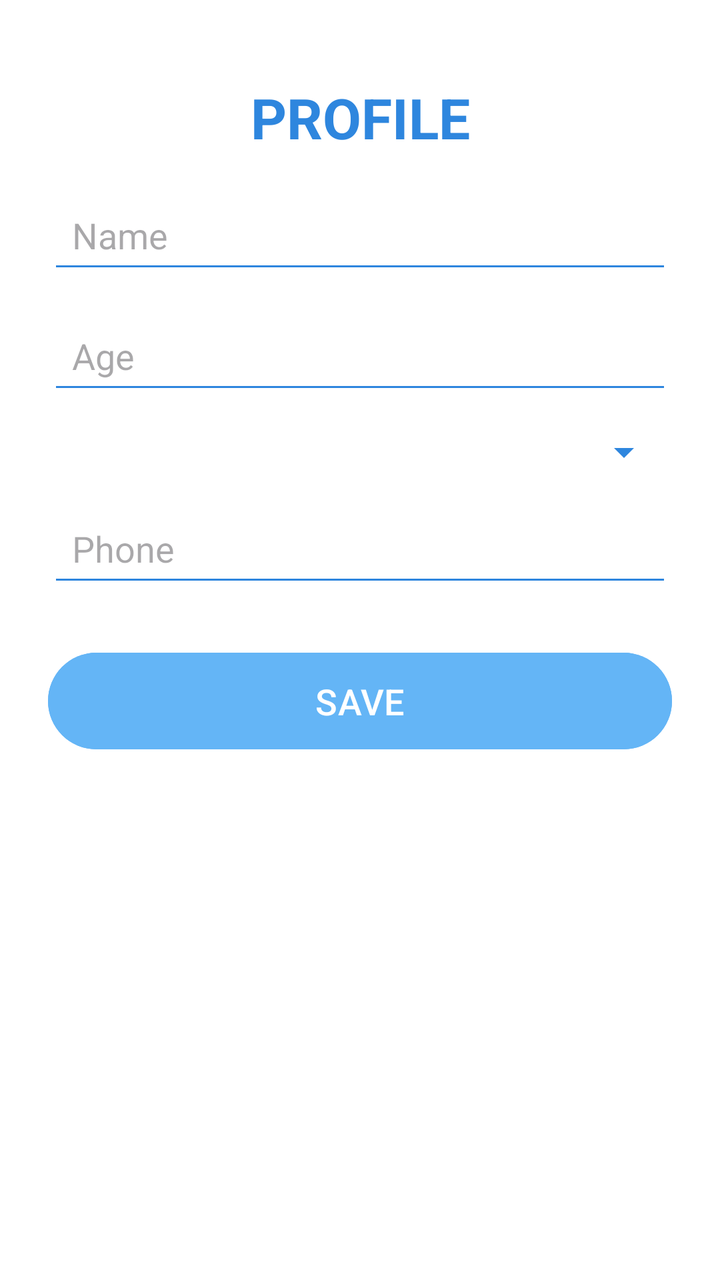
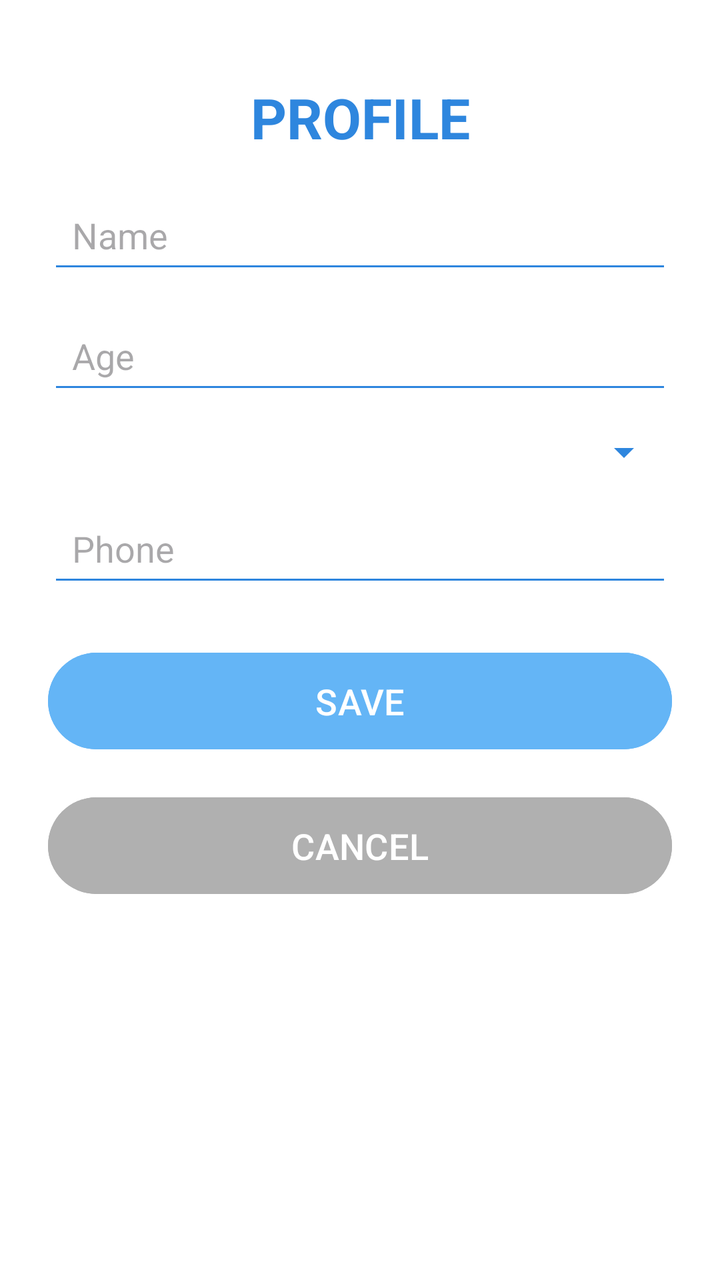

The first picture is an Android layout as it rendered before a commit; the second is the same layout after the commit. The layout source and the unified diff follow.
<!-- AndroidManifest.xml: application theme Theme.MediFind -->
<!-- res/layout/activity_profile.xml -->
<?xml version="1.0" encoding="utf-8"?>
<androidx.constraintlayout.widget.ConstraintLayout
    xmlns:android="http://schemas.android.com/apk/res/android"
    xmlns:app="http://schemas.android.com/apk/res-auto"
    xmlns:tools="http://schemas.android.com/tools"
    android:id="@+id/main"
    android:layout_width="match_parent"
    android:layout_height="match_parent"
    android:padding="24dp"
    android:background="#FFFFFF"
    tools:context=".ProfileActivity">

    
    <TextView
        android:id="@+id/title"
        android:layout_width="wrap_content"
        android:layout_height="wrap_content"
        android:text="PROFILE"
        android:textColor="#2E86DE"
        android:textStyle="bold"
        android:textSize="28sp"
        app:layout_constraintTop_toTopOf="parent"
        app:layout_constraintStart_toStartOf="parent"
        app:layout_constraintEnd_toEndOf="parent"
        android:layout_marginBottom="16dp"
        android:layout_marginTop="16dp"/>

    
    <EditText
        android:id="@+id/name"
        android:layout_width="0dp"
        android:layout_height="wrap_content"
        android:hint="Name"
        android:backgroundTint="#2E86DE"
        android:padding="12dp"
        android:minHeight="48dp"
        app:layout_constraintTop_toBottomOf="@id/title"
        app:layout_constraintStart_toStartOf="parent"
        app:layout_constraintEnd_toEndOf="parent"
        android:layout_marginTop="16dp"/>

    
    <EditText
        android:id="@+id/age"
        android:layout_width="0dp"
        android:layout_height="wrap_content"
        android:hint="Age"
        android:inputType="number"
        android:backgroundTint="#2E86DE"
        android:padding="12dp"
        android:minHeight="48dp"
        app:layout_constraintTop_toBottomOf="@id/name"
        app:layout_constraintStart_toStartOf="parent"
        app:layout_constraintEnd_toEndOf="parent"
        android:layout_marginTop="12dp"/>

    
    <Spinner
        android:id="@+id/gender"
        android:layout_width="0dp"
        android:layout_height="wrap_content"
        android:backgroundTint="#2E86DE"
        android:padding="12dp"
        app:layout_constraintTop_toBottomOf="@id/age"
        app:layout_constraintStart_toStartOf="parent"
        app:layout_constraintEnd_toEndOf="parent"
        android:layout_marginTop="12dp"/>

    
    <EditText
        android:id="@+id/phone"
        android:layout_width="0dp"
        android:layout_height="wrap_content"
        android:hint="Phone"
        android:inputType="phone"
        android:backgroundTint="#2E86DE"
        android:padding="12dp"
        android:minHeight="48dp"
        app:layout_constraintTop_toBottomOf="@id/gender"
        app:layout_constraintStart_toStartOf="parent"
        app:layout_constraintEnd_toEndOf="parent"
        android:layout_marginTop="12dp"/>

    
    <Button
        android:id="@+id/saveBtn"
        android:layout_width="0dp"
        android:layout_height="wrap_content"
        android:text="SAVE"
        android:textColor="@android:color/white"
        android:textSize="18sp"
        android:backgroundTint="@color/accentColor"
        android:padding="12dp"
        android:onClick="saveProfile"
        app:layout_constraintTop_toBottomOf="@id/phone"
        app:layout_constraintStart_toStartOf="parent"
        app:layout_constraintEnd_toEndOf="parent"
        android:layout_marginTop="24dp"/>
</androidx.constraintlayout.widget.ConstraintLayout>
<!-- resources referenced by this layout -->
<resources>
  <color name="accentColor">#64B5F6</color>
  <style name="Theme.MediFind" parent="Base.Theme.MediFind" />
  <style name="Base.Theme.MediFind" parent="Theme.Material3.DayNight.NoActionBar">
          
          
      </style>
</resources>

<!-- the commit's change to res/layout/activity_profile.xml (unified diff, before → after) -->
@@ -96,4 +96,20 @@
         app:layout_constraintStart_toStartOf="parent"
         app:layout_constraintEnd_toEndOf="parent"
         android:layout_marginTop="24dp"/>
+
+    <Button
+        android:id="@+id/cancelBtn"
+        android:layout_width="0dp"
+        android:layout_height="wrap_content"
+        android:text="CANCEL"
+        android:textColor="@android:color/white"
+        android:textSize="18sp"
+        android:backgroundTint="#B0B0B0"
+        android:padding="12dp"
+        android:onClick="cancelEdit"
+        app:layout_constraintTop_toBottomOf="@id/saveBtn"
+        app:layout_constraintStart_toStartOf="parent"
+        app:layout_constraintEnd_toEndOf="parent"
+        android:layout_marginTop="16dp" />
+
 </androidx.constraintlayout.widget.ConstraintLayout>
